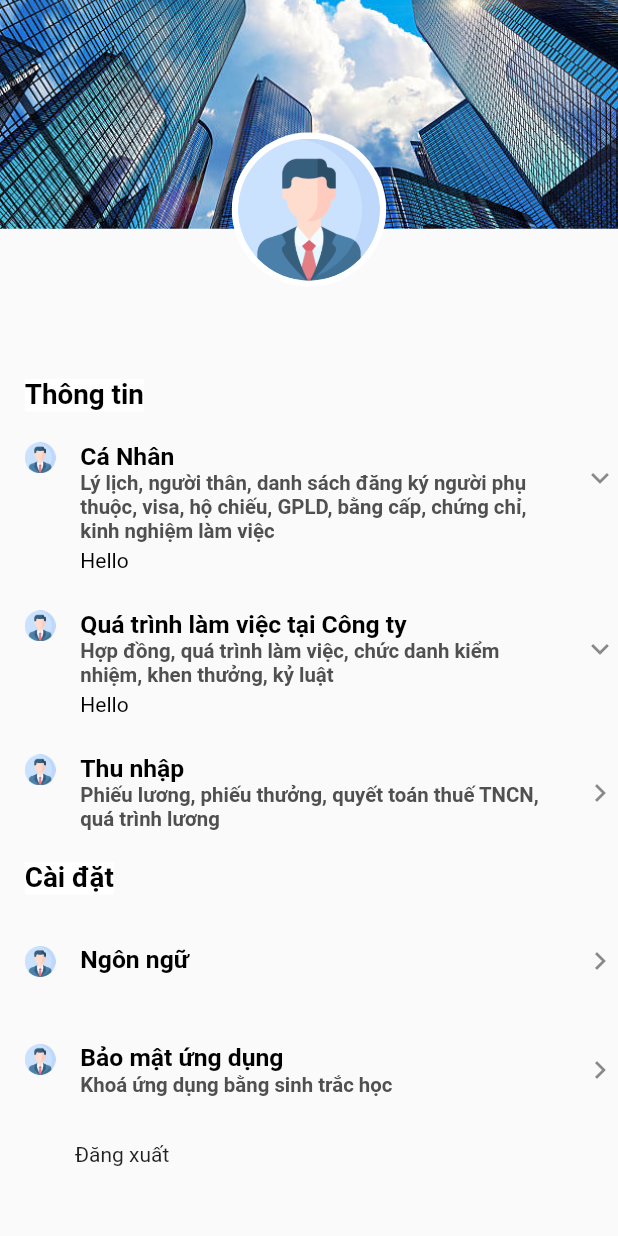
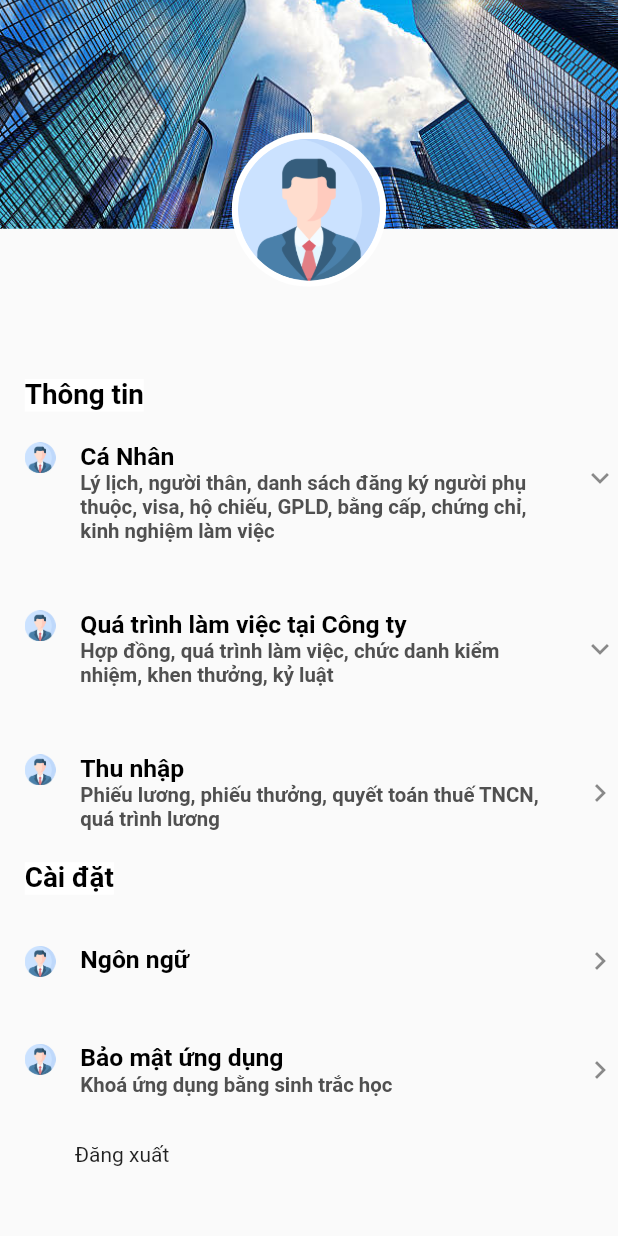
Before and after one commit to ngotruonghai/eBOSSTuongLong, a Flutter app: the UserInfoScreen screen opened directly, after a tap on "Cá Nhân", after a tap on "Quá trình làm việc tại Công ty", on a phone screen of 412 x 824 dp. Run offline on Flutter 3.47's test engine with Material 3 defaults, Android fonts, the light colour scheme and no system bars; our stand-ins replace flutter_bloc, flutter_spinkit, shared_preferences, table_calendar; accounts and stored records are empty.

Commit message:
fix bug build

```diff
--- a/eboss_tuonglong/lib/widgets/UserInfo/component/userinfo_list_tile_component.dart
+++ b/eboss_tuonglong/lib/widgets/UserInfo/component/userinfo_list_tile_component.dart
@@ -123,7 +123,7 @@ class _UserinfoListTileComponent extends State<UserinfoListTileComponent> with S
                         crossAxisAlignment: CrossAxisAlignment.start,
                         children: [
                           Text(
-                            "Hello",
+                            "",
                             style: TextStyle(
                               color: Colors.black
                             ),
```
Also changed, not shown: 1 other file.
